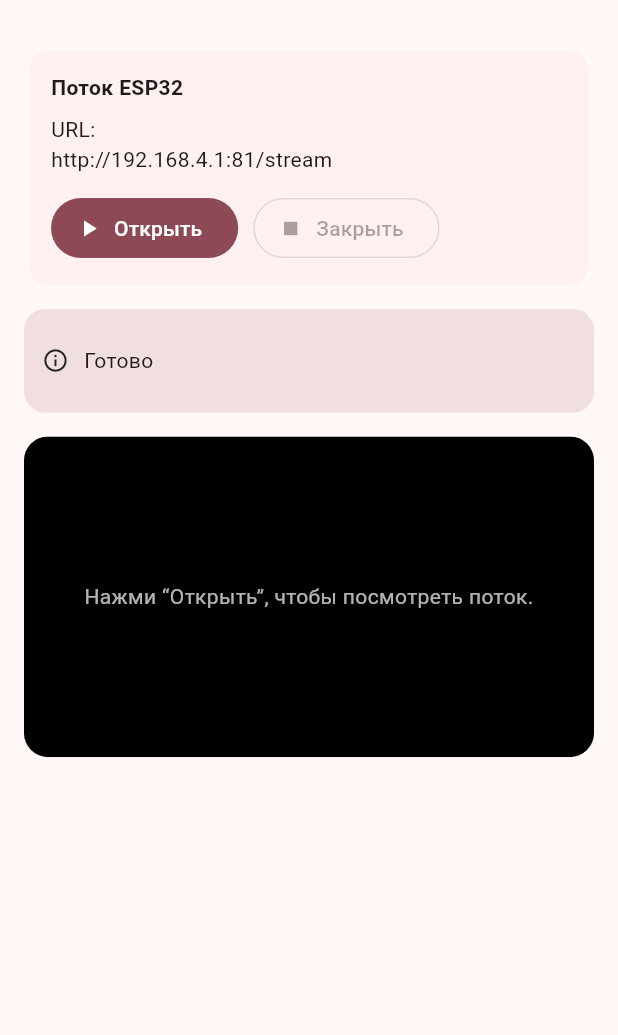
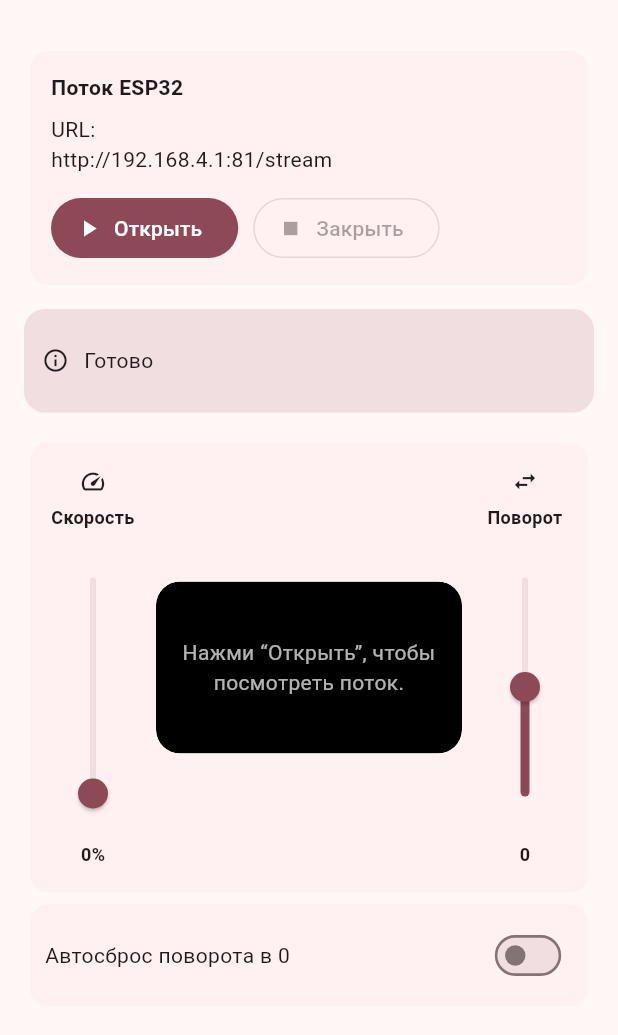
Before and after one commit to Rekill04/esp_video_webview, a Flutter app: the screen it shows after launch, on a phone screen of 412 x 824 dp, the part 63-1098 px from its top. Run offline on Flutter 3.47's test engine with Material 3 defaults, Android fonts, the phone set to English and light mode, and no system bars; our stand-ins replace webview_flutter.

Commit message:
Added speed and steering, added autoreset for steering slider

```diff
--- a/lib/main.dart
+++ b/lib/main.dart
@@ -42,6 +42,13 @@ class _MainPageState extends State<MainPage> {
   int _progress = 0;
   String _status = 'Готово';
 
+  double _speed = 0;
+  double _steering = 0;
+
+  bool _autoCenterSteering = false;
+
+  static const double _kVideoBlockHeight = 280;
+  static const double _kSideControlWidth = 64;
   @override
   void didChangeDependencies() {
     _showAppBar = MediaQuery.of(context).orientation == .portrait;
@@ -112,6 +119,68 @@ class _MainPageState extends State<MainPage> {
     });
   }
 
+  Widget _verticalSlider({
+    required String title,
+    required IconData icon,
+    required double value,
+    required double min,
+    required double max,
+    required int divisions,
+    required String valueText,
+    required ValueChanged<double> onChanged,
+    VoidCallback? onChangeEnd,
+    Widget? headerTrailing,
+  }) {
+    return SizedBox(
+      width: _kSideControlWidth,
+      height: _kVideoBlockHeight,
+      child: Column(
+        mainAxisAlignment: MainAxisAlignment.center,
+        children: [
+          Icon(icon, size: 18),
+          const SizedBox(height: 6),
+          Text(
+            title,
+            textAlign: TextAlign.center,
+            style: const TextStyle(fontSize: 12, fontWeight: FontWeight.w600),
+          ),
+          if (headerTrailing != null) ...[
+            const SizedBox(height: 6),
+            headerTrailing,
+          ],
+          const SizedBox(height: 8),
+          SizedBox(
+            width: _kSideControlWidth,
+            height: _kVideoBlockHeight - (headerTrailing == null ? 86 : 122),
+            child: Center(
+              child: RotatedBox(
+                quarterTurns: -1,
+                child: SizedBox(
+                  width:
+                      _kVideoBlockHeight - (headerTrailing == null ? 86 : 122),
+                  child: Slider(
+                    value: value,
+                    min: min,
+                    max: max,
+                    divisions: divisions,
+                    label: valueText,
+                    onChanged: onChanged,
+                    onChangeEnd: (_) => onChangeEnd?.call(),
+                  ),
+                ),
+              ),
+            ),
+          ),
+          const SizedBox(height: 6),
+          Text(
+            valueText,
+            style: const TextStyle(fontSize: 12, fontWeight: FontWeight.w700),
+          ),
+        ],
+      ),
+    );
+  }
+
   @override
   Widget build(BuildContext context) {
     final canReload = _showWebView && _controller != null;
@@ -172,8 +241,90 @@ class _MainPageState extends State<MainPage> {
           ),
           const SizedBox(height: 12),
           StatusBar(text: _status, progress: _showWebView ? _progress : null),
+
           const SizedBox(height: 16),
-          VideoPlayer(showWebView: _showWebView, controller: _controller),
+
+          Card(
+            elevation: 0,
+            clipBehavior: Clip.antiAlias,
+            child: Padding(
+              padding: const EdgeInsets.all(10),
+              child: SizedBox(
+                height: _kVideoBlockHeight,
+                child: Row(
+                  children: [
+                    _verticalSlider(
+                      title: 'Скорость',
+                      icon: Icons.speed,
+                      value: _speed,
+                      min: 0,
+                      max: 100,
+                      divisions: 100,
+                      valueText: '${_speed.round()}%',
+                      onChanged: (v) {
+                        setState(() => _speed = v);
+                      },
+                    ),
+                    const SizedBox(width: 10),
+                    Expanded(
+                      child: ClipRRect(
+                        borderRadius: BorderRadius.circular(16),
+                        child: VideoPlayer(
+                          showWebView: _showWebView,
+                          controller: _controller,
+                        ),
+                      ),
+                    ),
+                    const SizedBox(width: 10),
+                    _verticalSlider(
+                      title: 'Поворот',
+                      icon: Icons.swap_horiz,
+                      value: _steering,
+                      min: -100,
+                      max: 100,
+                      divisions: 200,
+                      valueText: _steering.round().toString(),
+                      onChanged: (v) {
+                        setState(() => _steering = v);
+                      },
+                      onChangeEnd: () {
+                        if (!_autoCenterSteering) return;
+                        setState(() => _steering = 0);
+                      },
+                    ),
+                  ],
+                ),
+              ),
+            ),
+          ),
+          Card(
+            elevation: 0,
+            clipBehavior: Clip.antiAlias,
+            child: Padding(
+              padding: const EdgeInsets.all(10),
+              child: Row(
+                crossAxisAlignment: .center,
+                children: [
+                  const Text("Автосброс поворота в 0"),
+                  const Spacer(),
+                  Transform.scale(
+                    scale: 0.85,
+                    child: Switch(
+                      value: _autoCenterSteering,
+                      onChanged: (v) {
+                        setState(() {
+                          _autoCenterSteering = v;
+                          if (_autoCenterSteering) {
+                            _steering = 0;
+                          }
+                        });
+                      },
+                    ),
+                  ),
+                ],
+              ),
+            ),
+          ),
         ],
       ),
     );
```
Also changed, not shown: lib/widgets/video_player.dart (+4 -6 lines), 3 other files.
